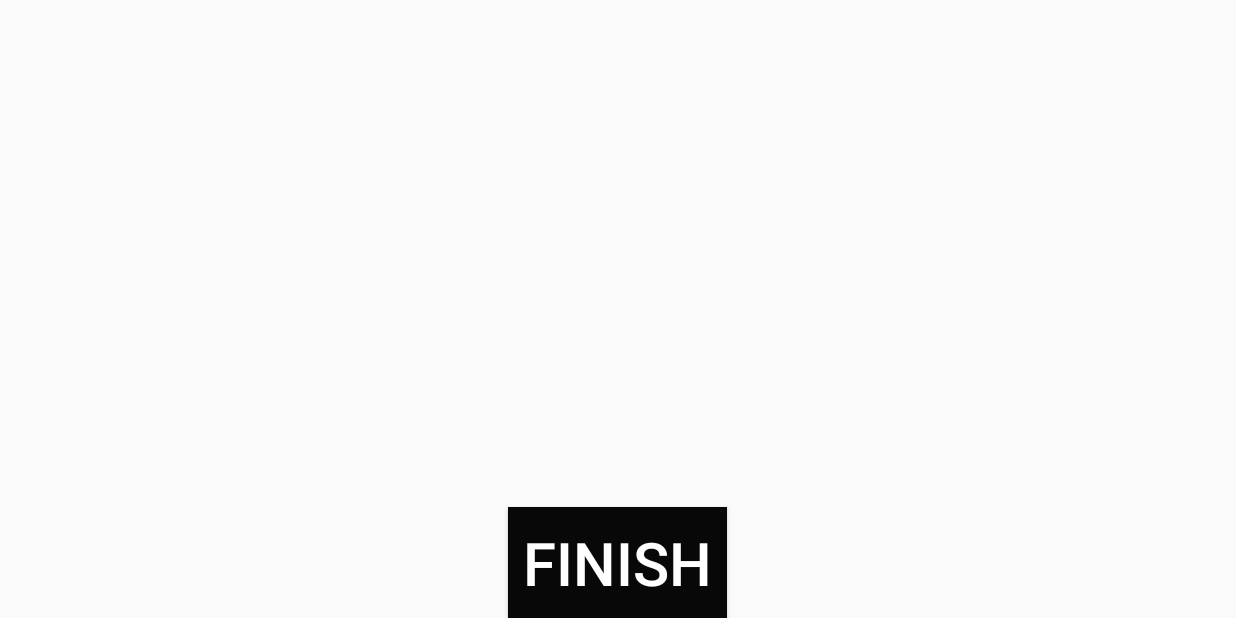
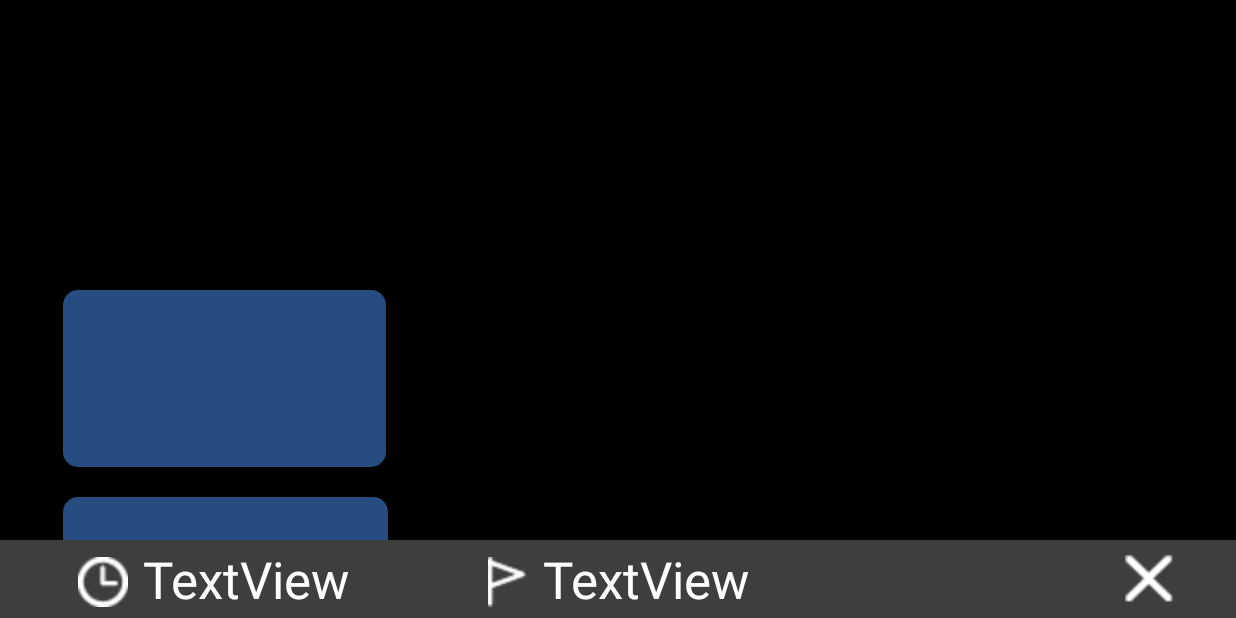
Before and after one commit to YebinKim/Smart-Glass-Trip-Guide, an Android app: the NavigationActivity screen opened directly, with no data from a screen before it, on a phone screen of 824 x 412 dp (held sideways). Run offline under Robolectric (Android 15) with nearby library versions, the phone set to English and light mode, and no system bars.

Commit message:
:lipstick: Update Navigation UI
Update navigation feature UI

```diff
--- /dev/null
+++ b/app/src/main/res/drawable/round_view.xml
@@ -0,0 +1,5 @@
+<?xml version="1.0" encoding="utf-8"?>
+<shape xmlns:android="http://schemas.android.com/apk/res/android">
+    <solid android:color="@color/colorPrimaryDark" />
+    <corners android:radius="10dp" />
+</shape>
--- a/app/src/main/res/layout/activity_main.xml
+++ b/app/src/main/res/layout/activity_main.xml
@@ -26,7 +26,7 @@
         android:layout_width="wrap_content"
         android:layout_height="wrap_content"
         android:layout_margin="15dp"
-        android:background="@color/black_overlay"
+        android:background="@android:color/transparent"
         android:drawableLeft="@drawable/icon_navi"
         android:drawablePadding="18dip"
         android:gravity="center_vertical"
@@ -40,7 +40,7 @@
         android:layout_width="wrap_content"
         android:layout_height="wrap_content"
         android:layout_margin="15dp"
-        android:background="@color/black_overlay"
+        android:background="@android:color/transparent"
         android:drawableLeft="@drawable/icon_trans"
         android:drawablePadding="18dip"
         android:gravity="center_vertical"
--- a/app/src/main/res/layout/activity_navigation.xml
+++ b/app/src/main/res/layout/activity_navigation.xml
@@ -12,16 +12,119 @@
         android:layout_height="match_parent"
         android:orientation="vertical">
 
-        <Button
-            android:id="@+id/finishButton"
-            android:layout_width="wrap_content"
-            android:layout_height="wrap_content"
-            android:layout_gravity="center_horizontal|bottom"
-            android:background="@color/button_color"
-            android:padding="10dp"
-            android:text="@string/btnFinish"
-            android:textColor="@color/colorPrimary"
-            android:textSize="@dimen/menu_title" />
+        <ImageView
+            android:id="@+id/imageView10"
+            android:layout_width="match_parent"
+            android:layout_height="match_parent"
+            android:layout_alignParentTop="true"
+            android:layout_marginEnd="-52dp"
+            android:layout_toStartOf="@+id/timeIcon"
+            app:srcCompat="@color/bg_slider_screen" />
+
+        <RelativeLayout
+            android:id="@+id/relativeLayout"
+            android:layout_width="match_parent"
+            android:layout_height="match_parent">
+
+            <ImageView
+                android:id="@+id/imageView7"
+                android:layout_width="215dp"
+                android:layout_height="118dp"
+                android:background="@drawable/round_view"
+                android:layout_alignParentStart="true"
+                android:layout_alignParentTop="true"
+                android:layout_marginStart="42dp"
+                android:layout_marginTop="193dp" />
+
+            <ImageView
+                android:id="@+id/imageView8"
+                android:layout_width="215dp"
+                android:layout_height="78dp"
+                android:background="@drawable/round_view"
+                android:layout_below="@+id/imageView7"
+                android:layout_alignEnd="@+id/timeIcon"
+                android:layout_alignParentStart="true"
+                android:layout_marginStart="42dp"
+                android:layout_marginTop="20dp"
+                android:layout_marginEnd="-173dp" />
+
+            <ImageView
+                android:id="@+id/imageView9"
+                android:layout_width="215dp"
+                android:layout_height="78dp"
+                android:background="@drawable/round_view"
+                android:layout_below="@+id/imageView8"
+                android:layout_alignEnd="@+id/timeIcon"
+                android:layout_alignParentStart="true"
+                android:layout_marginStart="42dp"
+                android:layout_marginTop="20dp"
+                android:layout_marginEnd="-173dp" />
+
+            <ImageView
+                android:id="@+id/infoView"
+                android:layout_width="match_parent"
+                android:layout_height="52dp"
+                android:layout_alignParentStart="true"
+                android:layout_alignParentBottom="true"
+                app:srcCompat="@color/black_overlay" />
+
+            <ImageView
+                android:id="@+id/timeIcon"
+                android:layout_width="33dp"
+                android:layout_height="33dp"
+                android:layout_alignParentStart="true"
+                android:layout_alignParentBottom="true"
+                android:layout_marginStart="52dp"
+                android:layout_marginBottom="7dp"
+                app:srcCompat="@drawable/ic_time" />
+
+            <TextView
+                android:id="@+id/timeText"
+                android:layout_width="wrap_content"
+                android:layout_height="wrap_content"
+                android:layout_alignParentStart="true"
+                android:layout_alignParentBottom="true"
+                android:layout_marginStart="95dp"
+                android:layout_marginBottom="3dp"
+                android:text="TextView"
+                android:textColor="@android:color/white"
+                android:textSize="34sp" />
+
+            <ImageView
+                android:id="@+id/destIcon"
+                android:layout_width="25dp"
+                android:layout_height="33dp"
+                android:layout_alignTop="@+id/timeIcon"
+                android:layout_alignParentStart="true"
+                android:layout_marginStart="325dp"
+                android:layout_marginTop="0dp"
+                app:srcCompat="@drawable/ic_destination" />
+
+            <TextView
+                android:id="@+id/destText"
+                android:layout_width="wrap_content"
+                android:layout_height="wrap_content"
+                android:layout_alignParentStart="true"
+                android:layout_alignParentBottom="true"
+                android:layout_marginStart="362dp"
+                android:layout_marginBottom="3dp"
+                android:text="TextView"
+                android:textColor="@android:color/white"
+                android:textSize="34sp" />
+
+            <ImageButton
+                android:id="@+id/exitButton"
+                android:layout_width="32dp"
+                android:layout_height="32dp"
+                android:layout_alignParentEnd="true"
+                android:layout_alignParentBottom="true"
+                android:layout_marginEnd="42dp"
+                android:layout_marginBottom="10dp"
+                android:background="@android:color/transparent"
+                android:scaleType="fitXY"
+                app:srcCompat="@drawable/ic_x" />
+
+        </RelativeLayout>
     </FrameLayout>
 
 </android.support.design.widget.CoordinatorLayout>
--- a/app/src/main/res/values/colors.xml
+++ b/app/src/main/res/values/colors.xml
@@ -1,13 +1,13 @@
 <?xml version="1.0" encoding="utf-8"?>
 <resources>
     <color name="colorPrimary">#ffffff</color>
-    <color name="colorPrimaryDark">#4D97FF</color>
+    <color name="colorPrimaryDark">#804d97ff</color>
     <color name="colorPrimaryLight">#DAE2F2</color>
     <color name="colorAccent">#fb142e74</color>
     <color name="bg_slider_screen">#000000</color>
     <color name="dot_inactive_screen">#DFDCEC</color>
     <color name="dot_active_screen">#4A4849</color>
     <color name="button_color">#080808</color>
-    <color name="black_overlay">#66000000</color>
+    <color name="black_overlay">#3e3e3e</color>
     <color name="button_background">#d9dcdf</color>
 </resources>
```
